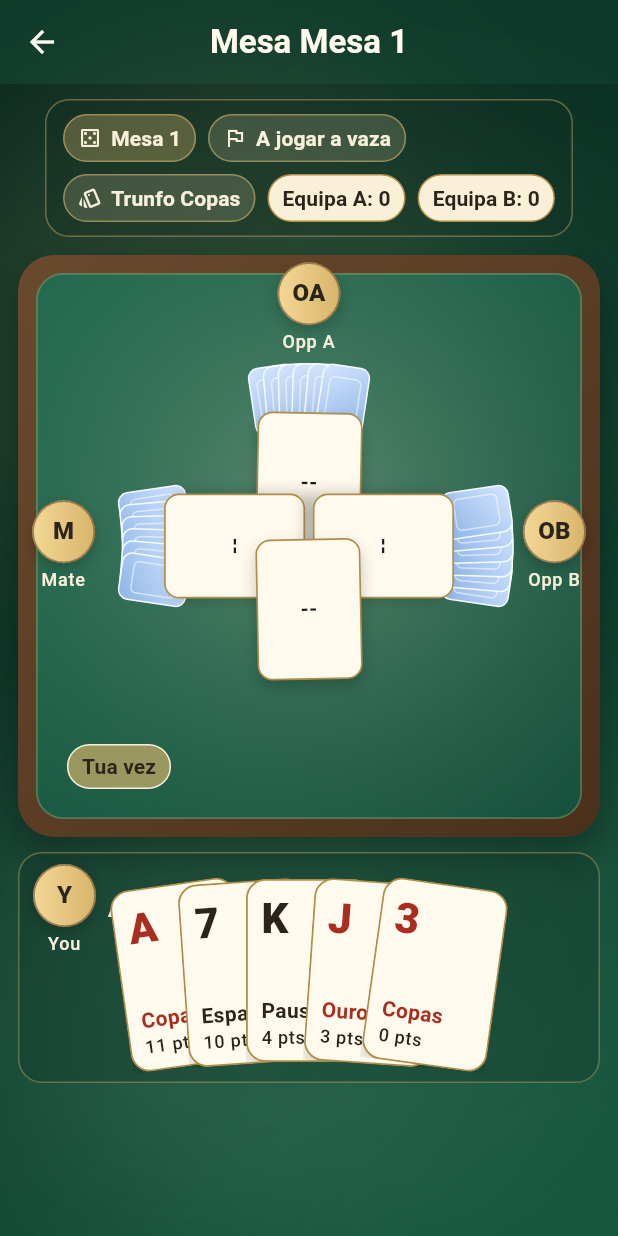
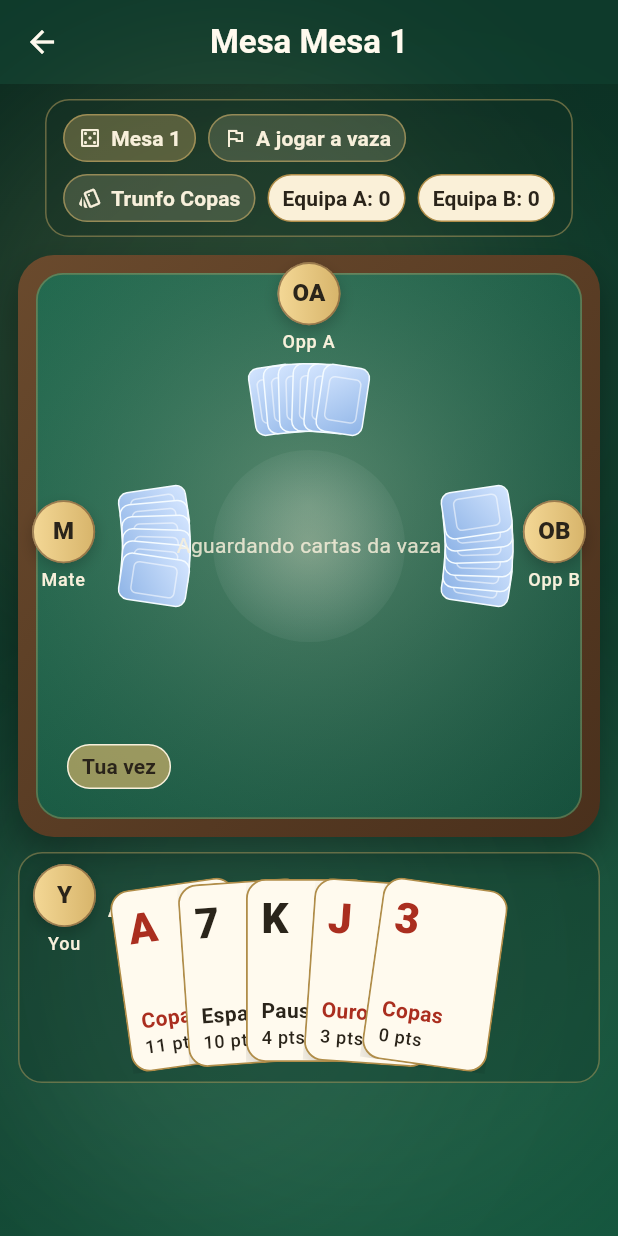
Before and after one commit to DuarteMSousa/PEDWM_TP1, a Flutter app: the screen it shows after launch, after a tap on "Entrar", after a tap on "Entrar na mesa", on a phone screen of 412 x 824 dp. Run offline on Flutter 3.47's test engine with Material 3 defaults, Android fonts, the phone set to English and light mode, and no system bars; accounts and stored records are empty; Roboto replaces fonts that are missing (Georgia).

Commit message:
Use pile model and animations for trick center
Build a pile list of played cards and render them centrally with offsets/angles instead of individually aligning each seat. Add a subtle radial center decoration and staggered RevealSlideFade translations for each pile card. Introduce a _PileCard data class and make _TablePlayedCard require a non-null SuecaCard, simplifying keys and child layout. This refactors rendering logic to be more composable and enables the entrance animation for table cards.

```diff
--- a/frontend/lib/features/game/presentation/pages/game_page.dart
+++ b/frontend/lib/features/game/presentation/pages/game_page.dart
@@ -610,14 +610,55 @@ class _TrickCenter extends StatelessWidget {
 
   @override
   Widget build(BuildContext context) {
-    final hasCards = state.tableCards.isNotEmpty;
+    final pile = <_PileCard>[
+      if (top != null && state.tableCards[top!.id] != null)
+        _PileCard(
+          seatTag: 'top',
+          card: state.tableCards[top!.id]!,
+          offset: const Offset(-6, -18),
+          angle: -0.11,
+        ),
+      if (left != null && state.tableCards[left!.id] != null)
+        _PileCard(
+          seatTag: 'left',
+          card: state.tableCards[left!.id]!,
+          offset: const Offset(-20, -2),
+          angle: -0.22,
+        ),
+      if (right != null && state.tableCards[right!.id] != null)
+        _PileCard(
+          seatTag: 'right',
+          card: state.tableCards[right!.id]!,
+          offset: const Offset(16, 6),
+          angle: 0.19,
+        ),
+      if (me != null && state.tableCards[me!.id] != null)
+        _PileCard(
+          seatTag: 'me',
+          card: state.tableCards[me!.id]!,
+          offset: const Offset(4, 20),
+          angle: 0.06,
+        ),
+    ];
 
     return SizedBox(
       width: 230,
       height: 230,
       child: Stack(
         children: [
-          if (!hasCards)
+          Align(
+            alignment: Alignment.center,
+            child: DecoratedBox(
+              decoration: BoxDecoration(
+                shape: BoxShape.circle,
+                gradient: RadialGradient(
+                  colors: [const Color(0x4AF8F0DB), const Color(0x0DFFFFFF)],
+                ),
+              ),
+              child: const SizedBox(width: 128, height: 128),
+            ),
+          ),
+          if (pile.isEmpty)
             Center(
               child: Text(
                 'Aguardando cartas da vaza',
@@ -626,46 +667,46 @@ class _TrickCenter extends StatelessWidget {
                 ),
               ),
             ),
-          if (top != null)
-            Align(
-              alignment: const Alignment(0, -0.62),
+          ...pile.asMap().entries.map((entry) {
+            final i = entry.key;
+            final item = entry.value;
+            return Align(
+              alignment: Alignment.center,
+              child: Transform.translate(
+                offset: item.offset,
+                child: RevealSlideFade(
+                  key: ValueKey<String>(
+                    'pile_${item.seatTag}_${item.card.compactLabel}',
+                  ),
+                  delay: Duration(milliseconds: 40 + (i * 65)),
+                  beginOffset: const Offset(0, 0.06),
                   child: _TablePlayedCard(
-                card: state.tableCards[top!.id],
-                angle: 0.02,
-                seatTag: 'top',
+                    card: item.card,
+                    angle: item.angle,
+                    seatTag: item.seatTag,
                   ),
                 ),
-          if (left != null)
-            Align(
-              alignment: const Alignment(-0.62, 0),
-              child: _TablePlayedCard(
-                card: state.tableCards[left!.id],
-                angle: -math.pi / 2,
-                seatTag: 'left',
               ),
-            ),
-          if (right != null)
-            Align(
-              alignment: const Alignment(0.62, 0),
-              child: _TablePlayedCard(
-                card: state.tableCards[right!.id],
-                angle: math.pi / 2,
-                seatTag: 'right',
-              ),
-            ),
-          if (me != null)
-            Align(
-              alignment: const Alignment(0, 0.62),
-              child: _TablePlayedCard(
-                card: state.tableCards[me!.id],
-                angle: -0.02,
-                seatTag: 'me',
-              ),
-            ),
+            );
+          }),
         ],
       ),
     );
   }
+}
+
+class _PileCard {
+  const _PileCard({
+    required this.seatTag,
+    required this.card,
+    required this.offset,
+    required this.angle,
+  });
+
+  final String seatTag;
+  final SuecaCard card;
+  final Offset offset;
+  final double angle;
 }
 
 class _TablePlayedCard extends StatelessWidget {
@@ -675,7 +716,7 @@ class _TablePlayedCard extends StatelessWidget {
     required this.seatTag,
   });
 
-  final SuecaCard? card;
+  final SuecaCard card;
   final double angle;
   final String seatTag;
 
@@ -709,34 +750,26 @@ class _TablePlayedCard extends StatelessWidget {
                 child: ScaleTransition(scale: animation, child: child),
               );
             },
-            child: card == null
-                ? Center(
-                    key: ValueKey<String>('empty_$seatTag'),
-                    child: const Text(
-                      '--',
-                      style: TextStyle(fontWeight: FontWeight.w700),
-                    ),
-                  )
-                : Padding(
-                    key: ValueKey<String>('${seatTag}_${card!.compactLabel}'),
+            child: Padding(
+              key: ValueKey<String>('${seatTag}_${card.compactLabel}'),
               padding: const EdgeInsets.fromLTRB(8, 6, 8, 7),
               child: Column(
                 crossAxisAlignment: CrossAxisAlignment.start,
                 children: [
                   Text(
-                          card!.rankLabel,
+                    card.rankLabel,
                     style: TextStyle(
                       fontSize: 22,
                       fontWeight: FontWeight.w900,
-                            color: _suitColor(card!.suit),
+                      color: _suitColor(card.suit),
                     ),
                   ),
                   const Spacer(),
                   Text(
-                          _suitLabel(card!.suit),
+                    _suitLabel(card.suit),
                     style: TextStyle(
                       fontWeight: FontWeight.w700,
-                            color: _suitColor(card!.suit),
+                      color: _suitColor(card.suit),
                       fontSize: 11,
                     ),
                   ),
```
Lines whose indentation alone changed are shown as unchanged.
